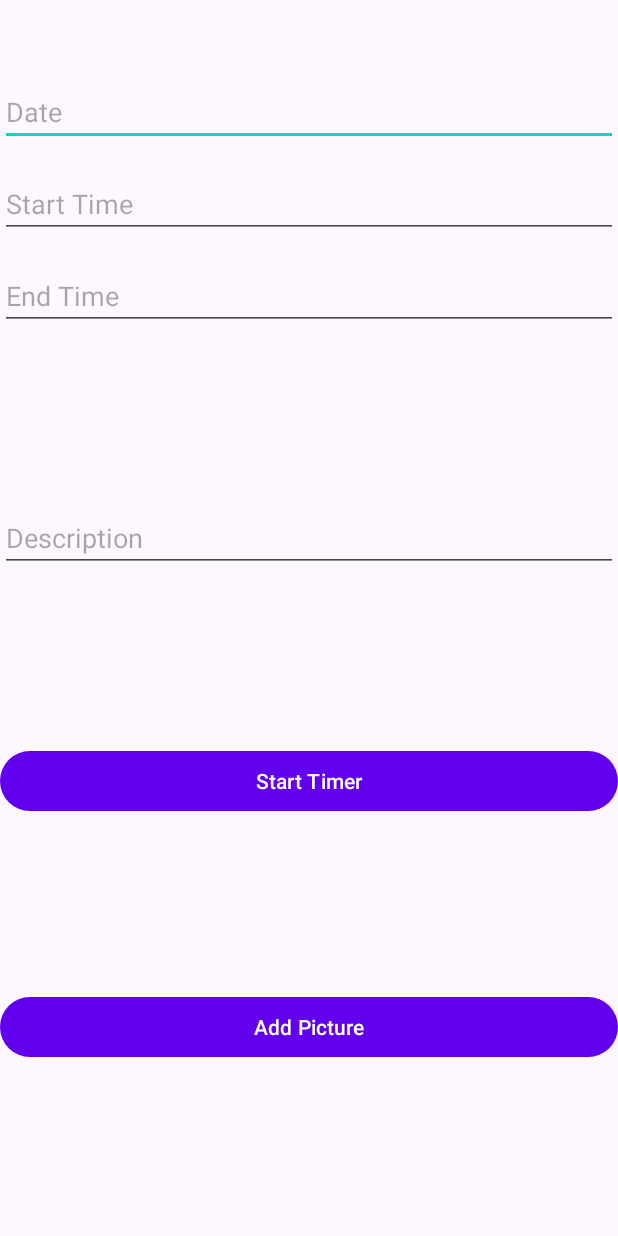
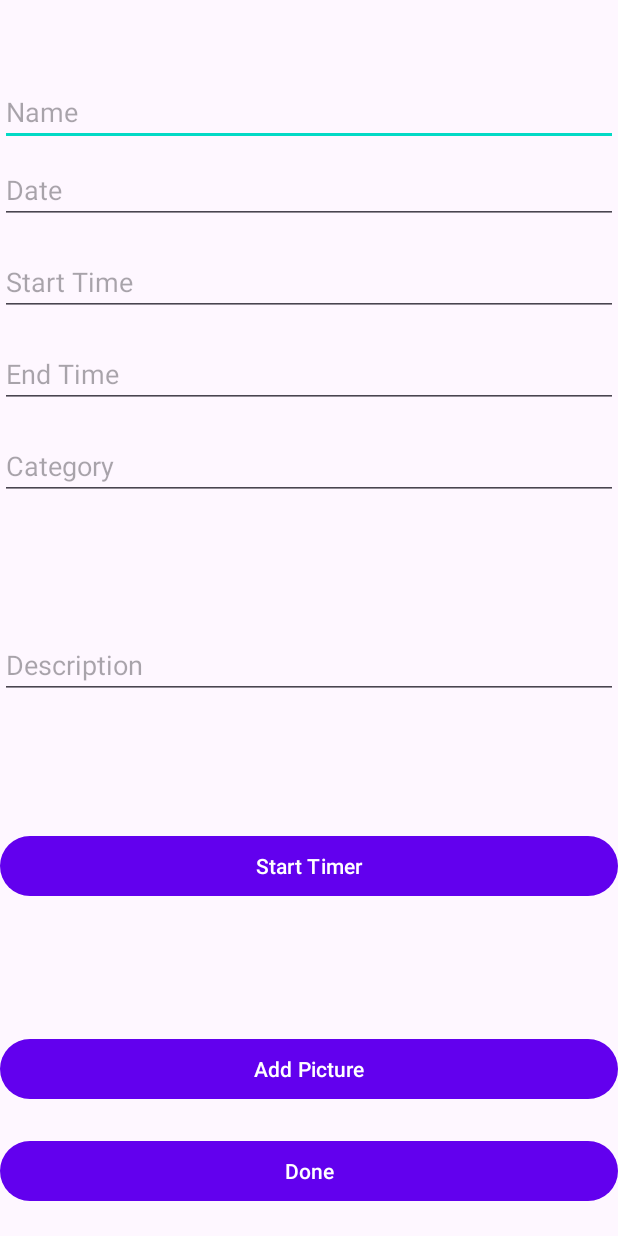
Before and after one commit to ST10083156/OPSC_PART_2_Attempt2, an Android app: the layout activity_new_timesheet_entry.xml on its own in the app's theme, with its tools: preview values and no code run, on a phone screen of 412 x 824 dp. Run offline under Robolectric (Android 15) with nearby library versions, the phone set to English and light mode, and no system bars.

Commit message:
Timesheet

```diff
--- a/app/src/main/java/com/example/opsc_part_2_attempt2/MainActivity.kt
+++ b/app/src/main/java/com/example/opsc_part_2_attempt2/MainActivity.kt
@@ -57,7 +57,7 @@ class MainActivity : AppCompatActivity() {
 
                 //checks whether user details have been stored in firebase by checking if the user id is stored
                 val db = FirebaseFirestore.getInstance()
-                db.collection("Users").whereEqualTo("userID",userID).get().addOnSuccessListener {
+                db.collection("users").whereEqualTo("userID",userID).get().addOnSuccessListener {
                         documents -> if (!documents.isEmpty)
                 {
                         db.collection("timesheetEntries").whereEqualTo("userID", userID).get().addOnSuccessListener {
--- a/app/src/main/java/com/example/opsc_part_2_attempt2/ProfilePage.kt
+++ b/app/src/main/java/com/example/opsc_part_2_attempt2/ProfilePage.kt
@@ -80,7 +80,7 @@ if ( binding.usernameET.text != null)
             //then it sends them to their TimesheetEntriesList
             if (user!=null) {
                 addToDatabase(user)
-                val intent = Intent(this, TimsheetEntriesList::class.java)
+                val intent = Intent(this, NewTimesheetEntry::class.java)
                 startActivity(intent)
                 finish()
             }
@@ -139,7 +139,7 @@ if ( binding.usernameET.text != null)
     fun addToDatabase( user: User)
     {
         val db = FirebaseFirestore.getInstance()
-        val usersCollection = db.collection("Users")
+        val usersCollection = db.collection("users")
 
         val user = user
         usersCollection.add(user)
--- a/app/src/main/java/com/example/opsc_part_2_attempt2/TimesheetEntry.kt
+++ b/app/src/main/java/com/example/opsc_part_2_attempt2/TimesheetEntry.kt
@@ -10,5 +10,5 @@ data class TimesheetEntry(
     val Category:String,
     val Description:String,
     val TimeSpent: Duration,
-    val Image : String,
+    val Image : String?,
 )
--- a/app/src/main/res/layout/activity_new_timesheet_entry.xml
+++ b/app/src/main/res/layout/activity_new_timesheet_entry.xml
@@ -8,13 +8,22 @@
 
     <!-- EditTexts for timesheet entry details -->
     <EditText
+        android:id="@+id/editTextName"
+        android:layout_width="0dp"
+        android:layout_height="wrap_content"
+        android:hint="Name"
+        app:layout_constraintEnd_toEndOf="parent"
+        app:layout_constraintStart_toStartOf="parent"
+        app:layout_constraintTop_toTopOf="parent"
+        android:layout_marginTop="52dp"/>
+    <EditText
         android:id="@+id/editTextDate"
         android:layout_width="0dp"
         android:layout_height="wrap_content"
         android:hint="Date"
         app:layout_constraintEnd_toEndOf="parent"
         app:layout_constraintStart_toStartOf="parent"
-        app:layout_constraintTop_toTopOf="parent"
+        app:layout_constraintTop_toTopOf="@id/editTextName"
         android:layout_marginTop="52dp"/>
 
     <EditText
@@ -36,6 +45,15 @@
         app:layout_constraintStart_toStartOf="parent"
         app:layout_constraintTop_toBottomOf="@id/editTextStartTime"
         android:layout_marginTop="16dp"/>
+    <EditText
+        android:id="@+id/editTextCategory"
+        android:layout_width="0dp"
+        android:layout_height="wrap_content"
+        android:hint="Category"
+        app:layout_constraintEnd_toEndOf="parent"
+        app:layout_constraintStart_toStartOf="parent"
+        app:layout_constraintTop_toBottomOf="@id/editTextEndTime"
+        android:layout_marginTop="16dp"/>
 
     <EditText
         android:id="@+id/editTextDescription"
@@ -44,7 +62,7 @@
         android:hint="Description"
         app:layout_constraintEnd_toEndOf="parent"
         app:layout_constraintStart_toStartOf="parent"
-        app:layout_constraintTop_toBottomOf="@id/editTextEndTime"
+        app:layout_constraintTop_toBottomOf="@id/editTextCategory"
         android:layout_marginTop="16dp"
         app:layout_constraintBottom_toTopOf="@id/buttonTimer"/>
 
@@ -73,5 +91,17 @@
         android:layout_marginTop="16dp"
         app:layout_constraintBottom_toBottomOf="parent"
         android:layout_marginBottom="16dp"/>
+    <Button
+        android:id="@+id/doneBtn"
+        android:layout_width="0dp"
+        android:layout_height="wrap_content"
+        android:text="Done"
+        android:textColor="@android:color/white"
+        app:layout_constraintEnd_toEndOf="parent"
+        app:layout_constraintStart_toStartOf="parent"
+        app:layout_constraintTop_toBottomOf="@id/buttonAddPicture"
+        android:layout_marginTop="16dp"
+        app:layout_constraintBottom_toBottomOf="parent"
+        android:layout_marginBottom="16dp"/>
 
 </androidx.constraintlayout.widget.ConstraintLayout>
```
Also changed, not shown: app/src/main/java/com/example/opsc_part_2_attempt2/NewTimesheetEntry.kt (+29 -10 lines).
